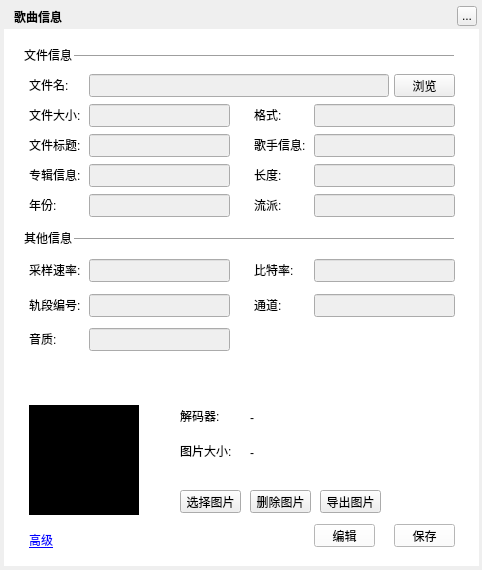
First picture: the form in TTKModule/TTKWidget/musicUiKits/musicToolsetsKits/musicfileinformationwidget.ui, repository Greedysky/TTKMusicPlayer, before the edit.
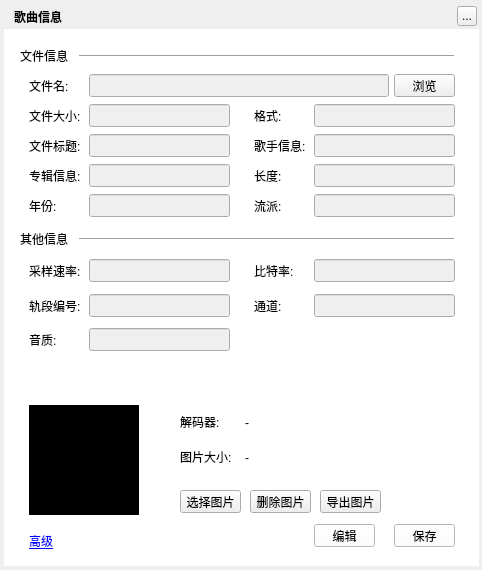
Second picture: the form after the edit. Custom widgets are drawn as their Qt base class.

Commit message: refactor: Optimized file info widget label[506174]

```diff
--- a/TTKModule/TTKWidget/musicUiKits/musicToolsetsKits/musicfileinformationwidget.ui
+++ b/TTKModule/TTKWidget/musicUiKits/musicToolsetsKits/musicfileinformationwidget.ui
@@ -61,9 +61,9 @@
   <widget class="Line" name="line_2">
    <property name="geometry">
     <rect>
-     <x>74</x>
+     <x>79</x>
      <y>54</y>
-     <width>380</width>
+     <width>375</width>
      <height>5</height>
     </rect>
    </property>
@@ -74,10 +74,10 @@
   <widget class="QLabel" name="label">
    <property name="geometry">
     <rect>
-     <x>24</x>
-     <y>49</y>
+     <x>20</x>
+     <y>44</y>
      <width>54</width>
-     <height>12</height>
+     <height>23</height>
     </rect>
    </property>
    <property name="text">
@@ -88,9 +88,9 @@
    <property name="geometry">
     <rect>
      <x>29</x>
-     <y>79</y>
+     <y>74</y>
      <width>54</width>
-     <height>12</height>
+     <height>23</height>
     </rect>
    </property>
    <property name="text">
@@ -120,9 +120,9 @@
    <property name="geometry">
     <rect>
      <x>29</x>
-     <y>109</y>
+     <y>104</y>
      <width>54</width>
-     <height>12</height>
+     <height>23</height>
     </rect>
    </property>
    <property name="text">
@@ -181,9 +181,9 @@
    <property name="geometry">
     <rect>
      <x>254</x>
-     <y>109</y>
+     <y>104</y>
      <width>54</width>
-     <height>12</height>
+     <height>23</height>
     </rect>
    </property>
    <property name="text">
@@ -194,9 +194,9 @@
    <property name="geometry">
     <rect>
      <x>254</x>
-     <y>139</y>
+     <y>134</y>
      <width>54</width>
-     <height>12</height>
+     <height>23</height>
     </rect>
    </property>
    <property name="text">
@@ -239,9 +239,9 @@
    <property name="geometry">
     <rect>
      <x>29</x>
-     <y>139</y>
+     <y>134</y>
      <width>54</width>
-     <height>12</height>
+     <height>23</height>
     </rect>
    </property>
    <property name="text">
@@ -252,9 +252,9 @@
    <property name="geometry">
     <rect>
      <x>29</x>
-     <y>169</y>
+     <y>164</y>
      <width>54</width>
-     <height>12</height>
+     <height>23</height>
     </rect>
    </property>
    <property name="text">
@@ -281,9 +281,9 @@
    <property name="geometry">
     <rect>
      <x>254</x>
-     <y>169</y>
+     <y>164</y>
      <width>54</width>
-     <height>12</height>
+     <height>23</height>
     </rect>
    </property>
    <property name="text">
@@ -310,9 +310,9 @@
    <property name="geometry">
     <rect>
      <x>254</x>
-     <y>199</y>
+     <y>194</y>
      <width>54</width>
-     <height>12</height>
+     <height>23</height>
     </rect>
    </property>
    <property name="text">
@@ -339,9 +339,9 @@
    <property name="geometry">
     <rect>
      <x>29</x>
-     <y>264</y>
+     <y>259</y>
      <width>54</width>
-     <height>12</height>
+     <height>23</height>
     </rect>
    </property>
    <property name="text">
@@ -352,9 +352,9 @@
    <property name="geometry">
     <rect>
      <x>29</x>
-     <y>299</y>
+     <y>294</y>
      <width>54</width>
-     <height>12</height>
+     <height>23</height>
     </rect>
    </property>
    <property name="text">
@@ -381,9 +381,9 @@
    <property name="geometry">
     <rect>
      <x>254</x>
-     <y>299</y>
+     <y>294</y>
      <width>54</width>
-     <height>12</height>
+     <height>23</height>
     </rect>
    </property>
    <property name="text">
@@ -442,9 +442,9 @@
    <property name="geometry">
     <rect>
      <x>29</x>
-     <y>199</y>
+     <y>194</y>
      <width>54</width>
-     <height>12</height>
+     <height>23</height>
     </rect>
    </property>
    <property name="text">
@@ -455,9 +455,9 @@
    <property name="geometry">
     <rect>
      <x>254</x>
-     <y>264</y>
+     <y>259</y>
      <width>54</width>
-     <height>12</height>
+     <height>23</height>
     </rect>
    </property>
    <property name="text">
@@ -483,10 +483,10 @@
   <widget class="QLabel" name="label_15">
    <property name="geometry">
     <rect>
-     <x>24</x>
-     <y>232</y>
+     <x>20</x>
+     <y>227</y>
      <width>54</width>
-     <height>12</height>
+     <height>23</height>
     </rect>
    </property>
    <property name="text">
@@ -496,9 +496,9 @@
   <widget class="Line" name="line_3">
    <property name="geometry">
     <rect>
-     <x>74</x>
+     <x>79</x>
      <y>237</y>
-     <width>380</width>
+     <width>375</width>
      <height>5</height>
     </rect>
    </property>
@@ -557,7 +557,7 @@
      <x>29</x>
      <y>530</y>
      <width>50</width>
-     <height>20</height>
+     <height>22</height>
     </rect>
    </property>
    <property name="cursor">
@@ -589,7 +589,7 @@
      <x>180</x>
      <y>410</y>
      <width>54</width>
-     <height>12</height>
+     <height>23</height>
     </rect>
    </property>
    <property name="text">
@@ -618,7 +618,7 @@
      <x>180</x>
      <y>445</y>
      <width>54</width>
-     <height>12</height>
+     <height>23</height>
     </rect>
    </property>
    <property name="text">
@@ -628,10 +628,10 @@
   <widget class="QLabel" name="pixmapSizeLabel">
    <property name="geometry">
     <rect>
-     <x>250</x>
+     <x>245</x>
      <y>445</y>
      <width>120</width>
-     <height>16</height>
+     <height>25</height>
     </rect>
    </property>
    <property name="text">
@@ -641,10 +641,10 @@
   <widget class="QLabel" name="decoderLabel">
    <property name="geometry">
     <rect>
-     <x>250</x>
+     <x>245</x>
      <y>410</y>
      <width>120</width>
-     <height>16</height>
+     <height>25</height>
     </rect>
    </property>
    <property name="text">
@@ -655,9 +655,9 @@
    <property name="geometry">
     <rect>
      <x>29</x>
-     <y>333</y>
+     <y>328</y>
      <width>54</width>
-     <height>12</height>
+     <height>23</height>
     </rect>
    </property>
    <property name="text">
```
